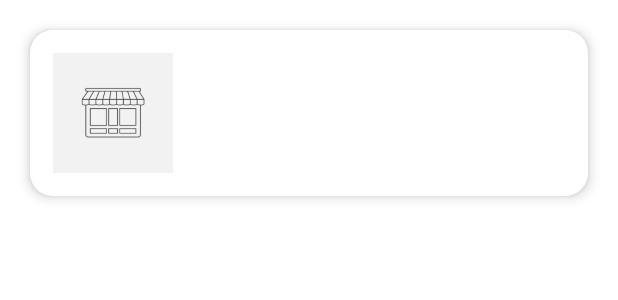
After one commit to gintr0nic/tr-app, an Android app: the layout saved_card_view.xml on its own in the app's theme, with its tools: preview values and no code run, on a phone screen of 412 x 824 dp. The commit adds this screen. Shown: the top 300 px of the screen. Run offline under Robolectric (Android 15) with nearby library versions, the phone set to English and light mode, and no system bars.

Commit message:
Add new adpater for saved

```diff
--- a/app/src/main/java/im/gian/tr/home/saved/SavedFragment.kt
+++ b/app/src/main/java/im/gian/tr/home/saved/SavedFragment.kt
@@ -37,10 +37,10 @@ class SavedFragment : Fragment() {
         binding.homeViewModel = homeViewModel
 
         binding.recyclerViewSaved.layoutManager = LinearLayoutManager(context, LinearLayoutManager.VERTICAL, false)
-        binding.recyclerViewSaved.adapter = RestaurantCardAdapter(homeViewModel.saved.value, homeViewModel.userLocation.value, false)
+        binding.recyclerViewSaved.adapter = SavedCardAdapter(homeViewModel.saved.value)
 
         val savedObserver = Observer<List<Restaurant>> {
-            binding.recyclerViewSaved.adapter = RestaurantCardAdapter(homeViewModel.saved.value, homeViewModel.userLocation.value, false)
+            binding.recyclerViewSaved.adapter = SavedCardAdapter(homeViewModel.saved.value)
         }
         homeViewModel.saved.observe(viewLifecycleOwner, savedObserver)
 
--- /dev/null
+++ b/app/src/main/res/layout/saved_card_view.xml
@@ -0,0 +1,47 @@
+<?xml version="1.0" encoding="utf-8"?>
+<com.google.android.material.card.MaterialCardView xmlns:android="http://schemas.android.com/apk/res/android"
+    xmlns:app="http://schemas.android.com/apk/res-auto"
+    android:layout_width="match_parent"
+    android:layout_height="wrap_content"
+    android:layout_margin="20dp"
+    app:cardCornerRadius="15dp"
+    app:cardElevation="5dp">
+
+    <LinearLayout
+        android:layout_width="wrap_content"
+        android:layout_height="80dp"
+        android:orientation="horizontal"
+        android:layout_margin="15dp">
+
+        <ImageView
+            android:id="@+id/imageViewSaved"
+            android:layout_width="80dp"
+            android:layout_height="80dp"
+            android:src="@drawable/restaurant_placeholder"/>
+
+        <LinearLayout
+            android:layout_width="wrap_content"
+            android:layout_height="match_parent"
+            android:orientation="vertical"
+            android:layout_marginStart="15dp">
+
+            <TextView
+                android:id="@+id/textViewSavedName"
+                android:layout_width="wrap_content"
+                android:layout_height="0dp"
+                android:layout_weight="0.5"
+                android:gravity="center_vertical"
+                android:textStyle="bold"
+                android:textSize="18sp"/>
+
+            <TextView
+                android:id="@+id/textViewSavedCity"
+                android:layout_width="wrap_content"
+                android:layout_height="0dp"
+                android:layout_weight="0.5"
+                android:gravity="center_vertical"
+                android:textSize="15sp"/>
+
+        </LinearLayout>
+    </LinearLayout>
+</com.google.android.material.card.MaterialCardView>
```
Also changed, not shown: app/src/main/java/im/gian/tr/home/saved/SavedCardAdapter.kt (added, +46 -0 lines).
